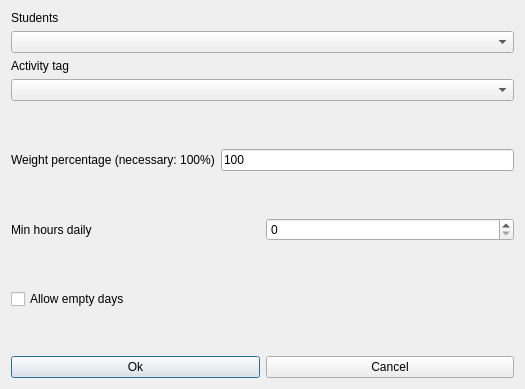
This is fet/src/interface/modifyconstraintstudentssetactivitytagminhoursdailyform_template.ui in vonmecheln/fet as Qt 5 draws it before an edit. The edited form follows.
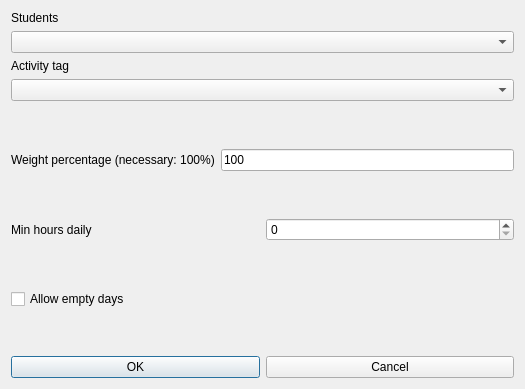
This is the edited form.

What changed in the file:
```diff
--- a/fet/src/interface/modifyconstraintstudentssetactivitytagminhoursdailyform_template.ui
+++ b/fet/src/interface/modifyconstraintstudentssetactivitytagminhoursdailyform_template.ui
@@ -193,7 +193,7 @@
      <item>
       <widget class="QPushButton" name="okPushButton">
        <property name="text">
-        <string>Ok</string>
+        <string>OK</string>
        </property>
       </widget>
      </item>
```
